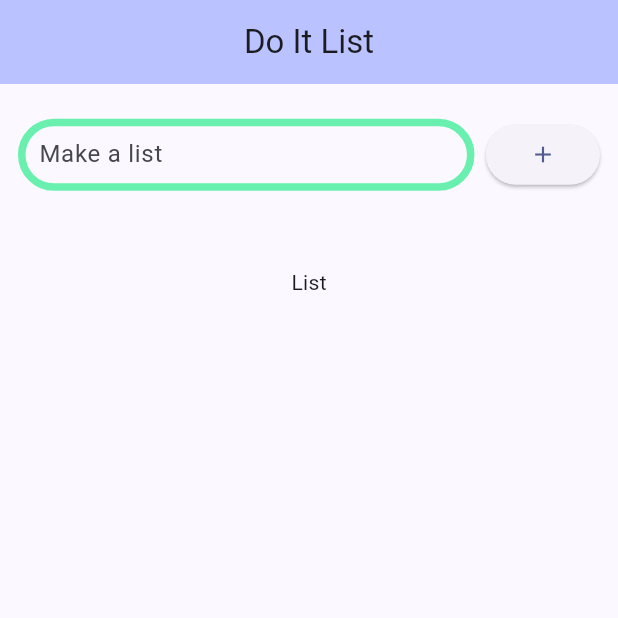
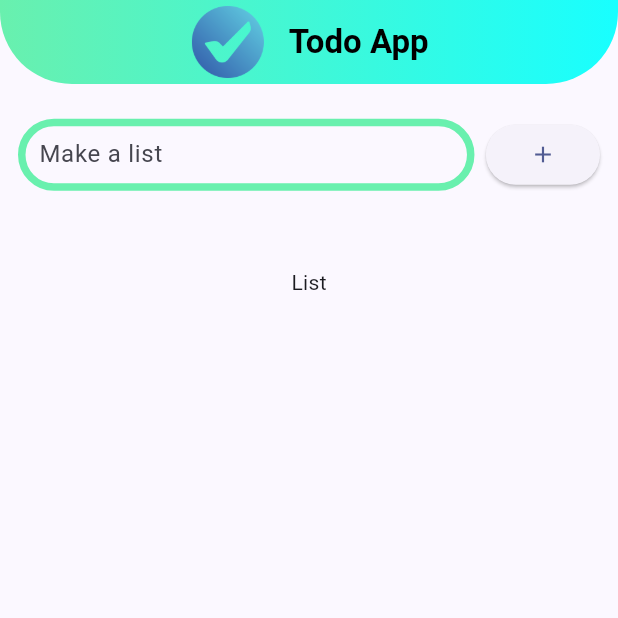
Before and after one commit to SavrinAlif/Todo-App, a Flutter app: the screen it shows after launch, on a phone screen of 412 x 824 dp, the top half of it. Run offline on Flutter 3.47's test engine with Material 3 defaults, Android fonts, the light colour scheme and no system bars.

Commit message:
AppBar decoration added with BuildClipRRect widget

```diff
--- a/lib/src/fragments/home_activity/the_home_activity.dart
+++ b/lib/src/fragments/home_activity/the_home_activity.dart
@@ -13,9 +13,28 @@ class _TheHomeActivityState extends State<TheHomeActivity> {
   Widget build(BuildContext context) {
     return Scaffold(
         appBar: AppBar(
-          title: const Text('Do It List'),
           centerTitle: true,
-          backgroundColor: Theme.of(context).colorScheme.inversePrimary,
+          title: Row(
+            mainAxisAlignment: MainAxisAlignment.center,
+            children: [
+              Flexible(
+                child:
+                Image.asset(
+                  'assets/images/check(512x512).png',
+                  scale: 10,
+                  ),
+              ),
+              const SizedBox(
+                width: 15,
+              ),
+              const Text('Todo App',
+              style: TextStyle(
+                  color: Colors.black,
+                  fontWeight: FontWeight.bold),
+              ),
+            ],
+          ),
+          flexibleSpace: theBuildClipRRect(),
         ),
         body: Container(
             padding: const EdgeInsets.all(12),
@@ -31,6 +50,8 @@ class _TheHomeActivityState extends State<TheHomeActivity> {
                 const SizedBox(height: 40,),
                 const Expanded(flex: 90, child: Text('List')),
               ],
-            )));
+            ),
+        ),
+    );
   }
 }
--- a/lib/src/style/style.dart
+++ b/lib/src/style/style.dart
@@ -17,3 +17,20 @@ InputDecoration theTextFormFieldDecoration(label) {
     ),
   );
 }
+
+ClipRRect theBuildClipRRect() {
+  return ClipRRect(
+    borderRadius: const BorderRadius.vertical(
+      bottom: Radius.circular(48.0),
+    ),
+    child: Container(
+      decoration: const BoxDecoration(
+          gradient: LinearGradient(
+            begin: Alignment.centerLeft,
+            end: Alignment.centerRight,
+            colors: <Color>[Colors.greenAccent,Colors.cyanAccent],
+          ),
+      ),
+    ),
+  );
+}
```
